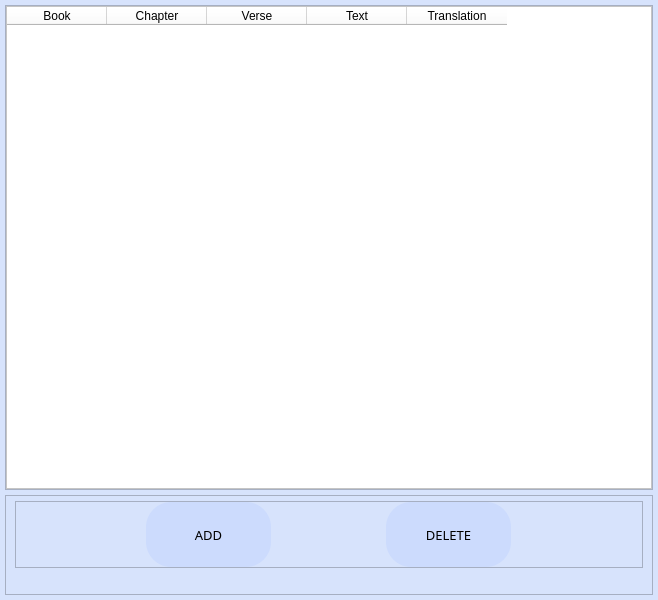
Above: UI/View BookMarks.ui from Christo77793/The-Living-Word before the change. Below: the same form after it.
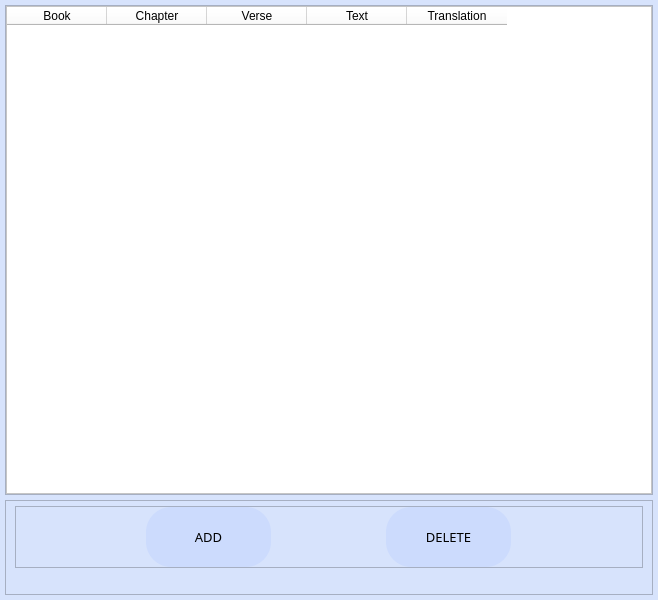
That is the form after the change. Icons and pictures are not drawn.

Commit message: Color changed, look for better alternatives for PopUp UI

What changed in the file:
```diff
--- a/UI/View BookMarks.ui
+++ b/UI/View BookMarks.ui
@@ -174,13 +174,13 @@
             <property name="minimumSize">
              <size>
               <width>125</width>
-              <height>65</height>
+              <height>60</height>
              </size>
             </property>
             <property name="maximumSize">
              <size>
               <width>125</width>
-              <height>65</height>
+              <height>60</height>
              </size>
             </property>
             <property name="font">
@@ -215,13 +215,13 @@
             <property name="minimumSize">
              <size>
               <width>125</width>
-              <height>65</height>
+              <height>60</height>
              </size>
             </property>
             <property name="maximumSize">
              <size>
               <width>125</width>
-              <height>65</height>
+              <height>60</height>
              </size>
             </property>
             <property name="font">
```
The commit also changes 3 other files.
